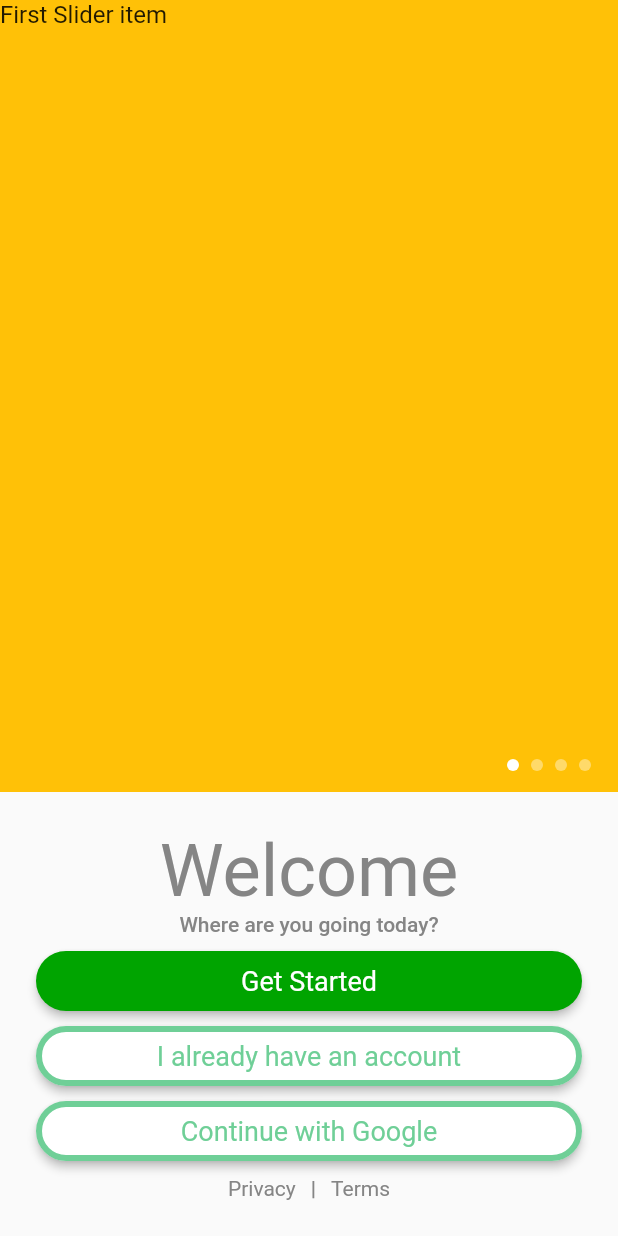
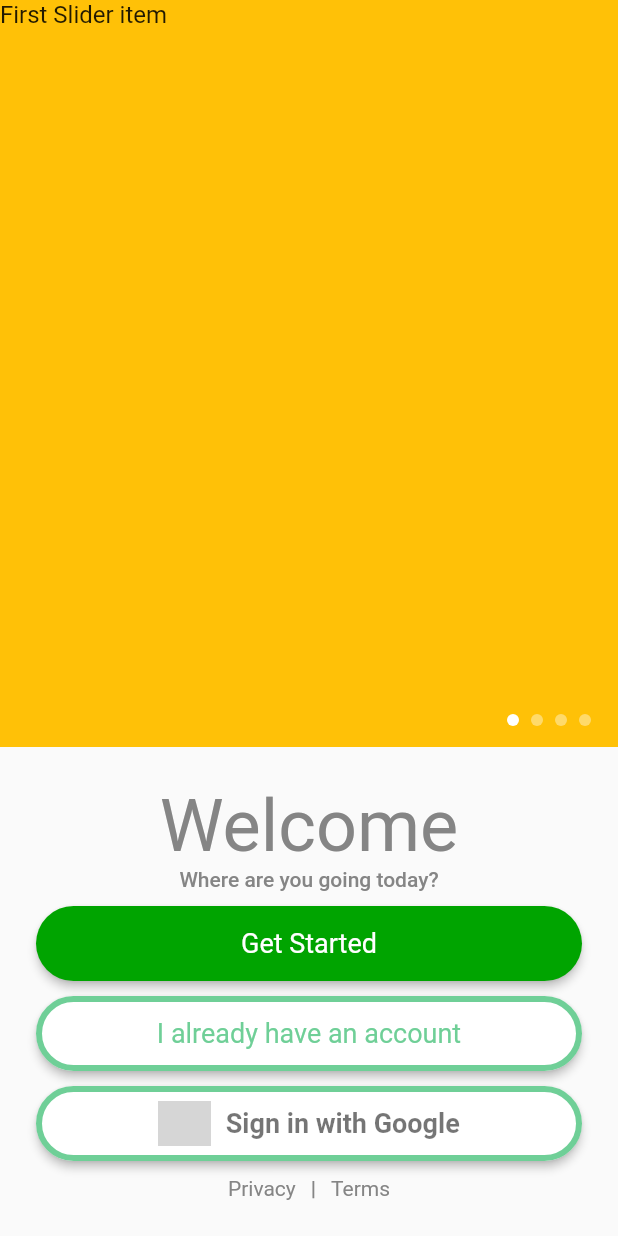
Before and after one commit to MitchFeaver/Commute2.0, a Flutter app: the screen it shows after launch, on a phone screen of 412 x 824 dp. Run offline on Flutter 3.47's test engine with Material 2 defaults, Android fonts, the phone set to English and light mode, and no system bars; drawn by our look-alikes of carousel_slider; generated files the repository leaves out were written again; grey boxes are pictures that could not be loaded.

Commit message:
Feature: Adding google "styling" for sign in with google
Google button styling - PNG not displaying on android.

```diff
--- a/commute/lib/views/authentication/welcome_page.dart
+++ b/commute/lib/views/authentication/welcome_page.dart
@@ -110,7 +110,7 @@ class _WelcomePageState extends State<WelcomePage> {
                     onPressed: _onButtonPressed,
                     child: Text(AppLocalizations.of(context).getStarted),
                   ),
-                  height: 40,
+                  height: 50,
                   width: double.infinity,
                 ),
                 SizedBox(height: 10),
@@ -120,18 +120,40 @@ class _WelcomePageState extends State<WelcomePage> {
                     child: Text(
                         AppLocalizations.of(context).iAlreadyHaveAnAccount),
                   ),
-                  height: 40,
+                  height: 50,
                   width: double.infinity,
                 ),
                 SizedBox(height: 10),
-                // TODO: needs to match guidelines https://developers.google.com/identity/branding-guidelines
                 SizedBox(
                   child: OutlinedButton(
                     onPressed: _onButtonPressed,
-                    child:
-                        Text(AppLocalizations.of(context).continueWithGoogle),
+                    //Text(AppLocalizations.of(context).continueWithGoogle),
+                    child: Padding(
+                      padding: const EdgeInsets.fromLTRB(0, 10, 0, 10),
+                      child: Row(
+                        mainAxisSize: MainAxisSize.min,
+                        mainAxisAlignment: MainAxisAlignment.center,
+                        children: <Widget>[
+                          Image(
+                            image: AssetImage("google_logo.png"),
+                            height: 35.0,
+                          ),
+                          Padding(
+                            padding: const EdgeInsets.only(left: 10),
+                            child: Text(
+                              'Sign in with Google',
+                            style: TextStyle(
+                              //fontSize: 20,
+                              color: Colors.black54,
+                              fontWeight: FontWeight.w600,
+                              ),
+                            ),
+                          )
+                        ],
+                      ),
+                    ),
                   ),
-                  height: 40,
+                  height: 50,
                   width: double.infinity,
                 ),
                 SizedBox(height: 10),
```
Also changed, not shown: commute/assets/google_logo.png (added), commute/pubspec.lock.
